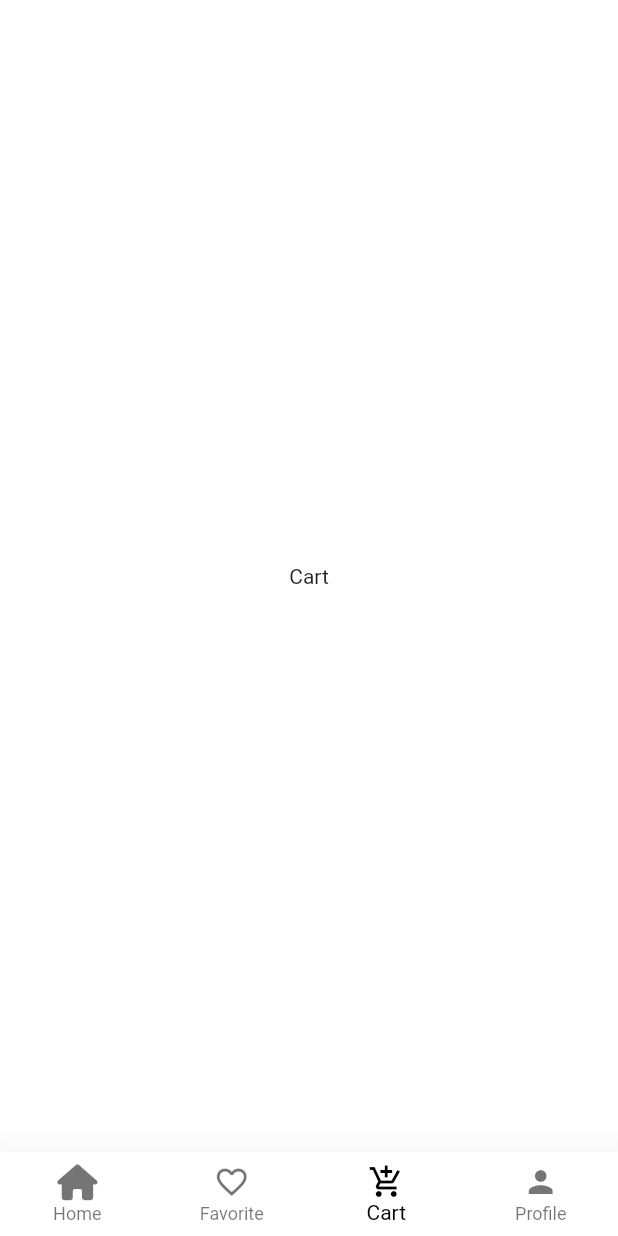
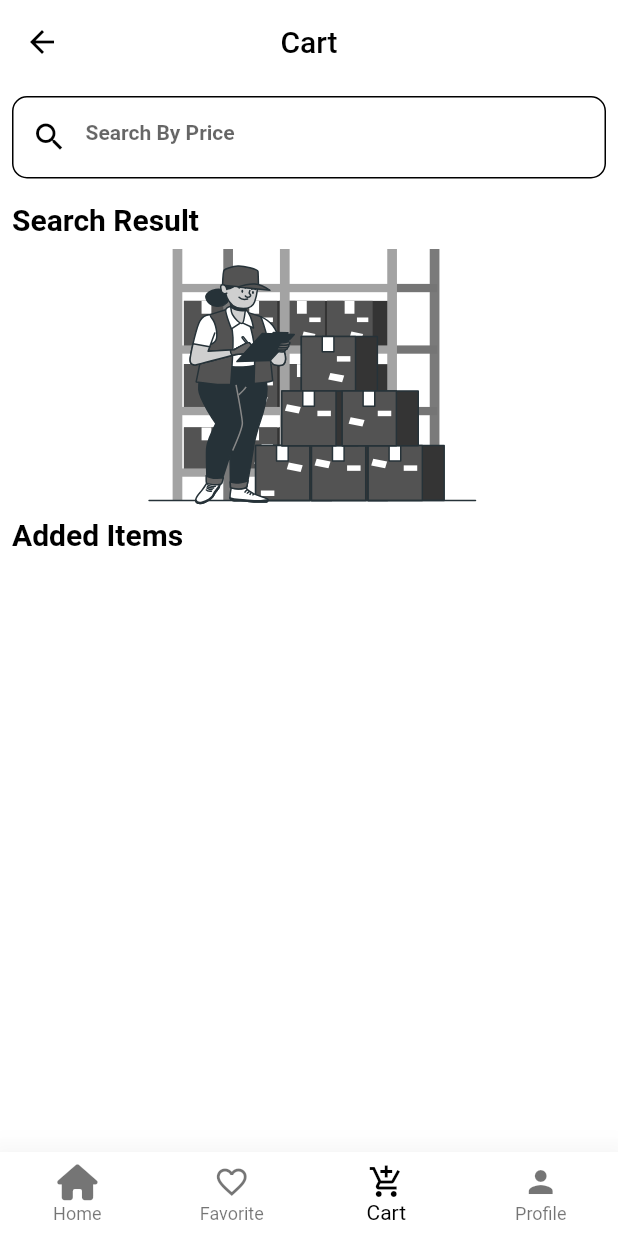
Before and after one commit to mahmoudradwan11/Defacto, a Flutter app: the Home screen opened directly, item 3 of the bottom bar chosen, on a phone screen of 412 x 824 dp. Run offline on Flutter 3.47's test engine with Material 2 defaults, Android fonts, the light colour scheme and no system bars; our stand-ins replace bloc, carousel_slider, dio, flutter_bloc, flutter_svg, fluttertoast and 5 more; accounts and stored records are empty; network calls fail; Roboto replaces fonts that are missing (Jannah).

Commit message:
version 8 -- finish version 1 for local Data base

```diff
--- a/lib/core/controllers/store/store_cubit.dart
+++ b/lib/core/controllers/store/store_cubit.dart
@@ -76,7 +76,7 @@ class DefactoCubit extends Cubit<DefactoStates> {
   [
     ProductsScreen(),
     const Favorite(),
-    const Cart(),
+    Cart(),
     const Profile(),
   ];
   List<BottomNavigationBarItem>items =const
@@ -108,6 +108,7 @@ class DefactoCubit extends Cubit<DefactoStates> {
   Database? database;
   List<Map> cart = [];
   List<Map> favorites = [];
+  List<Map> searchRecord  =[];
   void createDatabase() {
     openDatabase('Defacto.db', version: 2, onCreate: (database, version) {
       print('DataBase Created');
@@ -148,6 +149,19 @@ class DefactoCubit extends Cubit<DefactoStates> {
       counter = 1;
     }
     emit(MunsCounter());
+ }
+ void getSpicalRecord(String search)async{
+    searchRecord = [];
+    database!.rawQuery('SELECT * FROM Cart WHERE price = "$search"').then((value){
+      value.forEach((element) {
+        searchRecord.add(element);
+      });
+      print("Search record  = $searchRecord");
+      emit(SearchDataState());
+    }).catchError((error){
+      print('Error occur no data for search');
+      emit(ErrorSearchDataState());
+    });
  }
   Future<void> insertCart(
       { required String name,
--- a/lib/core/controllers/store/store_states.dart
+++ b/lib/core/controllers/store/store_states.dart
@@ -14,6 +14,8 @@ class GetCateData extends DefactoStates{}
 class GetErrorCateData extends DefactoStates{}
 class CreateDatabaseState extends DefactoStates {}
 class ErrorCreateDatabaseState extends DefactoStates {}
+class SearchDataState extends DefactoStates {}
+class ErrorSearchDataState extends DefactoStates {}
 class InsertCartState extends DefactoStates {}
 class ErrorInsertCartState extends DefactoStates {}
 class GetCartState extends DefactoStates {}
--- a/lib/modules/screens/cart.dart
+++ b/lib/modules/screens/cart.dart
@@ -1,19 +1,91 @@
 import 'package:defacto/core/controllers/store/store_cubit.dart';
 import 'package:defacto/core/controllers/store/store_states.dart';
+import 'package:defacto/modules/widgets/builders/cart_item.dart';
+import 'package:defacto/modules/widgets/builders/divider.dart';
 import 'package:flutter/material.dart';
 import 'package:flutter_bloc/flutter_bloc.dart';
+import 'package:flutter_svg/flutter_svg.dart';
 
 class Cart extends StatelessWidget {
-  const Cart({Key? key}) : super(key: key);
-
+  var searchController  = TextEditingController();
+   Cart({Key? key}) : super(key: key);
   @override
   Widget build(BuildContext context) {
     return BlocConsumer<DefactoCubit, DefactoStates>(
         listener: (context, state) {},
         builder: (context, state) {
-          return const Scaffold(
-            body: Center(
-              child:Text('Cart'),
+          var cubit = DefactoCubit.get(context);
+          var cart = cubit.cart;
+          var search = cubit.searchRecord;
+          return  Scaffold(
+            appBar: AppBar(
+              centerTitle: true,
+              title: const Text('Cart'),
+            ),
+            body: SingleChildScrollView(
+              child: Column(
+                crossAxisAlignment: CrossAxisAlignment.start,
+                children: [
+                  Padding(
+                    padding: const EdgeInsets.all(8.0),
+                    child: Container(
+                      decoration: BoxDecoration(
+                          border: Border.all(color: Colors.black),
+                          color: Colors.white,
+                          borderRadius: BorderRadius.circular(10)),
+                      height: 55,
+                      child: Center(
+                        child: TextField(
+                          controller: searchController,
+                          decoration: const InputDecoration(
+                              border: InputBorder.none,
+                              hintText: 'Search By Price',
+                              prefixIcon: Icon(
+                                Icons.search_outlined,
+                                color: Colors.black,
+                              )),
+                          onSubmitted: (value) {
+                            cubit.getSpicalRecord(value);
+                            //navigateTo(context,const SearchScreen());
+                          },
+                        ),
+                      ),
+                    ),
+                  ),
+                  const Padding(
+                    padding:  EdgeInsets.all(8.0),
+                    child:  Text('Search Result',style: TextStyle(
+                      color: Colors.black,
+                      fontSize: 20,
+                      fontWeight: FontWeight.bold
+                    ),),
+                  ),
+                  if(cubit.searchRecord.isEmpty)
+                    Center(child: SvgPicture.asset('images/bro.svg')),
+                  ListView.separated(
+                    physics: const NeverScrollableScrollPhysics(),
+                      shrinkWrap: true,
+                      itemBuilder:(context,index)=>buildCartItem(search[index],context),
+                      separatorBuilder:(context,index)=>BuildDivider(),
+                      itemCount: search.length,
+                  ),
+                  const Padding(
+                    padding:  EdgeInsets.all(8.0),
+                    child:  Text('Added Items',style: TextStyle(
+                        color: Colors.black,
+                        fontSize: 20,
+                        fontWeight: FontWeight.bold
+                    ),),
+                  ),
+                  ListView.separated(
+                    physics:const NeverScrollableScrollPhysics(),
+                    shrinkWrap: true,
+                    itemBuilder:(context,index)=>buildCartItem(cart[index],context),
+                    separatorBuilder:(context,index)=>BuildDivider(),
+                    itemCount: cart.length,
+                  ),
+                ],
+              ),
             ),
           );
         }
--- a/lib/modules/screens/products.dart
+++ b/lib/modules/screens/products.dart
@@ -47,6 +47,7 @@ class ProductsScreen extends StatelessWidget {
                       child: IconButton(
                           onPressed: () {
                             navigateTo(context, const NotificationScreen());
+                            cubit.getSpicalRecord('5599');
                           },
                           icon: const Icon(
                               Icons.notification_important_outlined)),
--- a/pubspec.yaml
+++ b/pubspec.yaml
@@ -43,6 +43,7 @@ dependencies:
   font_awesome_flutter: ^10.3.0
   loading_animation_widget: ^1.2.0+4
   carousel_slider: ^4.2.1
+  webview_flutter: ^3.0.4
 
   # The following adds the Cupertino Icons font to your application.
   # Use with the CupertinoIcons class for iOS style icons.
```
Also changed, not shown: lib/modules/widgets/builders/cart_item.dart (added, +63 -0 lines), lib/modules/widgets/builders/diraction.dart (added, +15 -0 lines), pubspec.lock.
